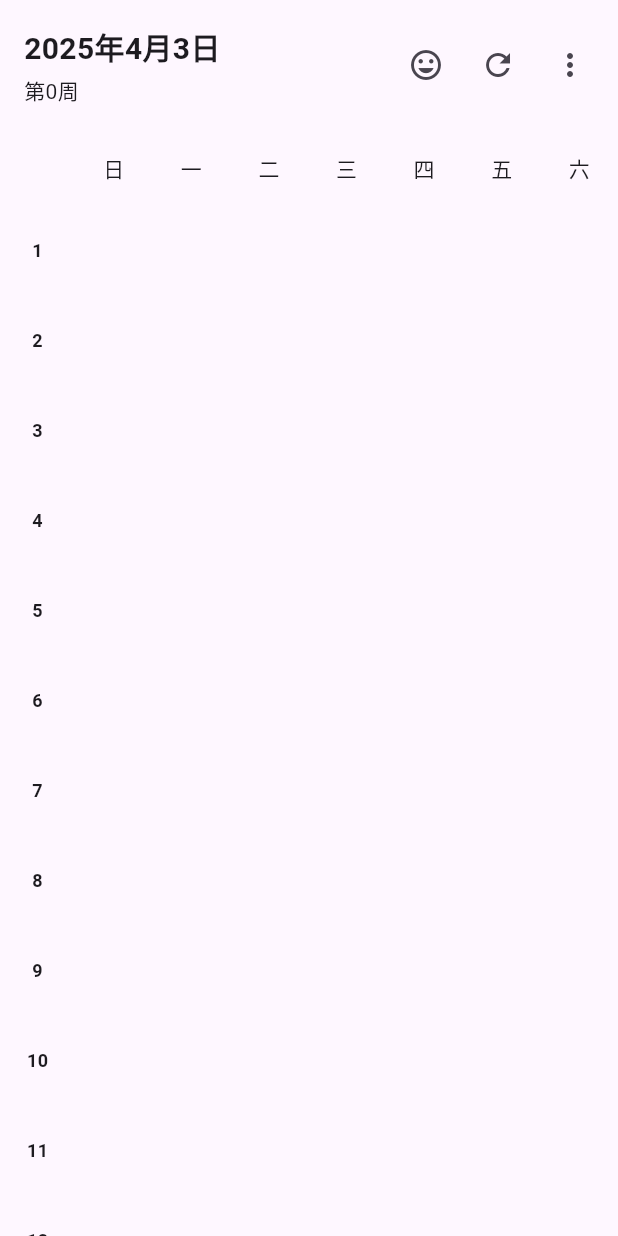
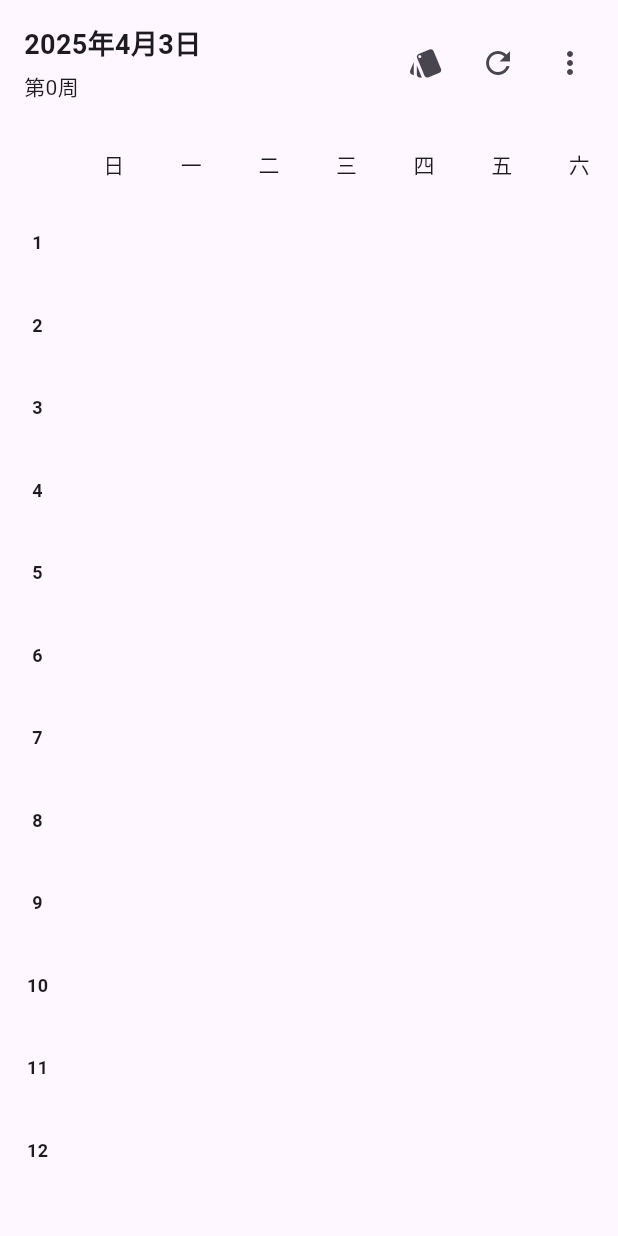
Before and after one commit to lijiajunply/iOSClub.AppMobile, a Flutter app: the ScheduleListPage screen opened directly, on a phone screen of 412 x 824 dp. Run offline on Flutter 3.47's test engine with Material 3 defaults, Android fonts, the phone set to English and light mode, and no system bars; our stand-ins replace dio, lottie, open_file, package_info_plus, permission_handler, shared_preferences; missing offline and left inert: android_intent_plus, home_widget; accounts and stored records are empty; network calls fail.

Commit message:
加入风格选择

```diff
--- a/lib/Models/ScoreModel.dart
+++ b/lib/Models/ScoreModel.dart
@@ -8,6 +8,7 @@ class ScoreModel {
   String gpa;
   String gradeDetail;
   String credit;
+  bool isMinor;
 
   ScoreModel({
     this.name = '',
@@ -17,6 +18,7 @@ class ScoreModel {
     this.gpa = '',
     this.gradeDetail = '',
     this.credit = '',
+    this.isMinor = false,
   });
 
   // 如果需要从 JSON 创建对象
@@ -29,6 +31,7 @@ class ScoreModel {
       gpa: json['gpa'] ?? '',
       gradeDetail: json['gradeDetail'] ?? 0,
       credit: json['credit'] ?? 0,
+      isMinor: json['isMinor'] ?? false,
     );
   }
 
@@ -41,6 +44,7 @@ class ScoreModel {
       'gpa': gpa,
       'gradeDetail': gradeDetail,
       'credit': credit,
+      'isMinor': isMinor,
     };
   }
 }
@@ -57,19 +61,19 @@ class ScoreList {
   }
 
   ScoreList.fromJson(Map<String, dynamic> json)
-      : list = (json['list'] as List)
-            .map((x) => ScoreModel.fromJson(x))
-            .toList(),
+      : list =
+            (json['list'] as List).map((x) => ScoreModel.fromJson(x)).toList(),
         semester = SemesterModel.fromJson(json['semester']);
 
   ScoreList({required this.semester, required this.list});
 
+  /// 总学分
   double get totalCredit {
     double credit = 0;
     for (var item in list) {
-      if(item.gpa == '' || item.credit == '0')continue;
+      if (item.gpa == '' || item.credit == '0') continue;
       final a = double.parse(item.gpa);
-      if(a == 0) {
+      if (a == 0) {
         continue;
       }
       credit += double.parse(item.credit);
@@ -77,20 +81,22 @@ class ScoreList {
     return credit;
   }
 
+  /// 总绩点
   double get totalGpa {
     double total = 0;
     double credit = 0;
     for (var item in list) {
-      if(item.gpa == '' || item.credit == '0')continue;
+      if (item.gpa == '' || item.credit == '0' || item.isMinor) continue;
       total += double.parse(item.credit);
       credit += double.parse(item.credit) * double.parse(item.gpa);
     }
     return credit / total;
   }
 
+  /// 总课程数
   int get totalCourse {
     return list.where((x) {
-      if(x.gpa == '' || x.credit == '0') return false;
+      if (x.gpa == '' || x.credit == '0') return false;
       final a = double.parse(x.gpa);
       return a != 0;
     }).length;
--- a/lib/Pages/AboutPage.dart
+++ b/lib/Pages/AboutPage.dart
@@ -1,3 +1,4 @@
+import 'package:flutter/cupertino.dart';
 import 'package:flutter/material.dart';
 import 'package:ios_club_app/Services/EduService.dart';
 import 'package:package_info_plus/package_info_plus.dart';
@@ -180,7 +181,7 @@ class _AboutPageState extends State<AboutPage> {
                       fontSize: 12,
                       color: Colors.grey),
                 ),
-                trailing: Switch(
+                trailing: CupertinoSwitch(
                   value: updateIgnored,
                   onChanged: (bool value) async {
                     setState(() {
@@ -213,7 +214,7 @@ class _AboutPageState extends State<AboutPage> {
                       style:
                           TextStyle(fontWeight: FontWeight.bold, fontSize: 16)),
                   subtitle: Text(
-                    'LuckyFish & 西建大iOS Club',
+                    'LuckyFish & zealous',
                     style: TextStyle(
                         fontWeight: FontWeight.bold,
                         fontSize: 12,
--- a/lib/Pages/OtherPage.dart
+++ b/lib/Pages/OtherPage.dart
@@ -1,3 +1,4 @@
+import 'package:flutter/cupertino.dart';
 import 'package:flutter/material.dart';
 import 'package:shared_preferences/shared_preferences.dart';
 
@@ -112,7 +113,7 @@ class _OtherPageState extends State<OtherPage> {
                       style:
                           TextStyle(fontWeight: FontWeight.bold, fontSize: 16)),
                   subtitle: Text('将电费添加到首页磁贴'),
-                  trailing: Switch(
+                  trailing: CupertinoSwitch(
                     onChanged: (bool value) async {
                       setState(() {
                         if (value) {
--- a/lib/Pages/ScheduleListPage.dart
+++ b/lib/Pages/ScheduleListPage.dart
@@ -1,8 +1,10 @@
 import 'dart:io';
 
+import 'package:flutter/cupertino.dart';
 import 'package:flutter/material.dart';
 import 'package:intl/intl.dart';
 import 'package:ios_club_app/Services/EduService.dart';
+import 'package:shared_preferences/shared_preferences.dart';
 
 import '../PageModels/CourseColorManager.dart';
 import '../Models/CourseModel.dart';
@@ -20,8 +22,10 @@ class _ScheduleListPageState extends State<ScheduleListPage> {
   late int maxWeek = 0;
   late int weekNow = 0;
   late PageController pageController = PageController();
-  double height = 60.0;
+  double height = 55.0;
   int currentPage = 0; // 添加到 State 类中
+  CourseStyle courseStyle = CourseStyle.normal;
+  bool isStyle = false;
 
   void jumpToPage(int page) {
     if (page < 0) {
@@ -63,6 +67,19 @@ class _ScheduleListPageState extends State<ScheduleListPage> {
                 .where((course) => course.weekIndexes.contains(i))
                 .toList());
           }
+          SharedPreferences.getInstance().then((prefs) {
+            var courseSize = prefs.getDouble('course_size');
+            if (courseSize != null && courseSize != 0) {
+              height = courseSize;
+              if (height == 50) {
+                courseStyle = CourseStyle.small;
+              } else if (height == 55) {
+                courseStyle = CourseStyle.normal;
+              } else {
+                courseStyle = CourseStyle.large;
+              }
+            }
+          });
         });
       });
     });
@@ -118,11 +135,13 @@ class _ScheduleListPageState extends State<ScheduleListPage> {
                                 DateFormat('yyyy年M月d日').format(DateTime.now()),
                                 style: const TextStyle(
                                   fontWeight: FontWeight.bold,
-                                  fontSize: 20,
+                                  fontSize: 18,
                                 ),
                               ),
                               InkWell(
-                                  onTap: () {},
+                                  onTap: () {
+                                    jumpToPage(weekNow);
+                                  },
                                   child: Padding(
                                       padding: const EdgeInsets.only(top: 4),
                                       child: Text(
@@ -144,24 +163,10 @@ class _ScheduleListPageState extends State<ScheduleListPage> {
                           IconButton(
                               onPressed: () {
                                 setState(() {
-                                  allCourse.clear();
-                                  allCourse.add([]);
+                                  isStyle = !isStyle;
                                 });
-                                ScaffoldMessenger.of(context).showSnackBar(
-                                  SnackBar(
-                                    content: Row(
-                                      mainAxisAlignment:
-                                          MainAxisAlignment.spaceBetween,
-                                      children: [
-                                        Text('是的，我没有课了'),
-                                        const Icon(Icons.mood,
-                                            color: Colors.black12)
-                                      ],
-                                    ),
-                                  ),
-                                );
                               },
-                              icon: const Icon(Icons.mood)),
+                              icon: const Icon(Icons.style)),
                           IconButton(
                               onPressed: () async {
                                 ScaffoldMessenger.of(context).showSnackBar(
@@ -184,6 +189,7 @@ class _ScheduleListPageState extends State<ScheduleListPage> {
                                                 course.weekIndexes.contains(i))
                                             .toList());
                                       }
+                                      jumpToPage(weekNow);
                                     });
                                   });
                                 });
@@ -206,6 +212,66 @@ class _ScheduleListPageState extends State<ScheduleListPage> {
                       )
                     ],
                   )),
+        AnimatedSlide(
+            duration: const Duration(milliseconds: 300), // 动画持续时间，可以根据需要调整
+            curve: Curves.easeInOut,
+            offset: Offset(0, isStyle ? 0 : -0.1),
+            child: AnimatedOpacity(
+                duration: const Duration(milliseconds: 300),
+                curve: Curves.easeInOut,
+                opacity: isStyle ? 1.0 : 0.0,
+                child: isStyle
+                    ? Padding(
+                        padding: EdgeInsets.all(4),
+                        child: CupertinoSlidingSegmentedControl<CourseStyle>(
+                          groupValue: courseStyle,
+                          // Callback that sets the selected segmented control.
+                          onValueChanged: (CourseStyle? value) async {
+                            if (value != null) {
+                              setState(() {
+                                courseStyle = value;
+                                if (value == CourseStyle.small) {
+                                  height = 50;
+                                } else if (value == CourseStyle.normal) {
+                                  height = 55;
+                                } else if (value == CourseStyle.large) {
+                                  height = 60;
+                                } else if (value == CourseStyle.fool) {
+                                  allCourse.clear();
+                                  allCourse.add([]);
+                                  ScaffoldMessenger.of(context).showSnackBar(
+                                    SnackBar(
+                                      content: Text('是的，我没有课了'),
+                                    ),
+                                  );
+                                }
+                              });
+                              final prefs =
+                                  await SharedPreferences.getInstance();
+                              await prefs.setDouble('course_size', height);
+                            }
+                          },
+                          children: {
+                            CourseStyle.small: Padding(
+                              padding: EdgeInsets.symmetric(horizontal: 20),
+                              child: Text('较小'),
+                            ),
+                            CourseStyle.normal: Padding(
+                              padding: EdgeInsets.symmetric(horizontal: 20),
+                              child: Text('默认'),
+                            ),
+                            CourseStyle.large: Padding(
+                              padding: EdgeInsets.symmetric(horizontal: 20),
+                              child: Text('较大'),
+                            ),
+                            CourseStyle.fool: Padding(
+                              padding: EdgeInsets.symmetric(horizontal: 20),
+                              child: Text('愚人节'),
+                            ),
+                          },
+                        ),
+                      )
+                    : Container())),
         Expanded(
           child: PageView.builder(
             controller: pageController,
@@ -341,7 +407,7 @@ class _ScheduleListPageState extends State<ScheduleListPage> {
             children: List.generate(
               12,
               (index) => Container(
-                height: 60,
+                height: height,
               ),
             ),
           ),
@@ -362,12 +428,15 @@ class _ScheduleListPageState extends State<ScheduleListPage> {
         left: 0,
         right: 0,
         height: (course.endUnit - course.startUnit + 1) * height,
-        child: GestureDetector(
+        child: InkWell(
           onTap: () async {
             await _showModalBottomSheet(course);
           },
           child: Card(
             margin: const EdgeInsets.all(2),
+            shape: RoundedRectangleBorder(
+              borderRadius: BorderRadius.circular(8),
+            ),
             color: CourseColorManager.generateSoftColor(course.courseName),
             child: Padding(
               padding: EdgeInsets.all(isTablet ? 8 : 4),
@@ -385,12 +454,13 @@ class _ScheduleListPageState extends State<ScheduleListPage> {
                     maxLines: 4,
                   ),
                   Text(
-                    course.room,
+                    course.room.substring(2),
                     style: TextStyle(
                       fontSize: isTablet ? 10 : 9,
                       overflow: TextOverflow.ellipsis,
                       color: Colors.white70,
                     ),
+                    maxLines: 2,
                   ),
                   Text(
                     course.teachers.join(', '),
@@ -511,3 +581,10 @@ class _ScheduleListPageState extends State<ScheduleListPage> {
         });
   }
 }
+
+enum CourseStyle {
+  normal,
+  small,
+  large,
+  fool,
+}
--- a/lib/Services/EduService.dart
+++ b/lib/Services/EduService.dart
@@ -237,7 +237,7 @@ class EduService {
         jsonString.isNotEmpty &&
         week["week"] != null &&
         week["week"] is int &&
-        week["week"]! > 2) {
+        week["week"]! > 2 && !isRefresh) {
       return;
     }
 
```
Also changed, not shown: lib/Pages/iMemberPage.dart (+1 -13 lines), pubspec.lock.
